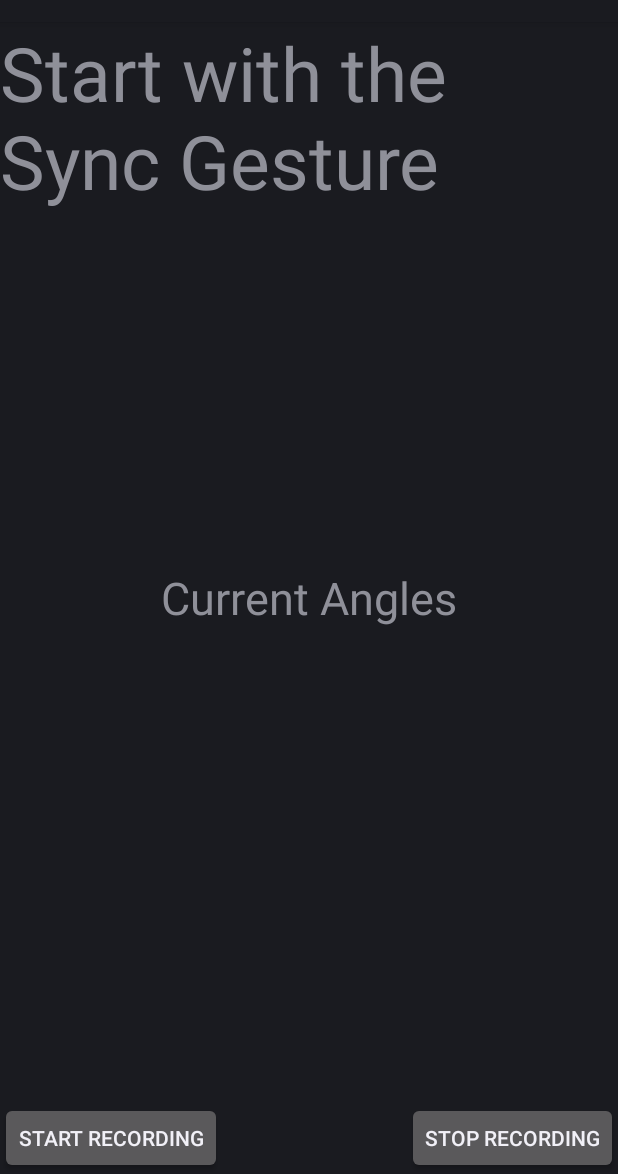
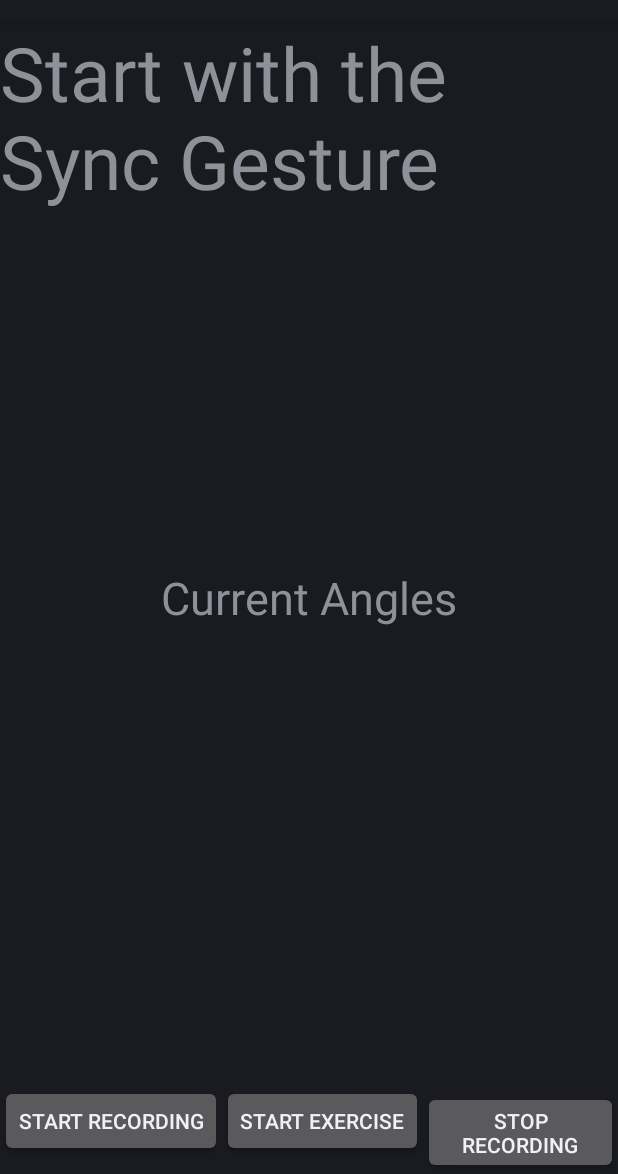
Before and after one commit to mathieu-wang/Myo_Workout_Monitor, an Android app: the screen it shows after launch (MainActivity), on a phone screen of 412 x 824 dp, the part 62-1236 px from its top. Run offline under Robolectric (Android 15) with nearby library versions, the phone set to English and light mode, and no system bars; libraries missing offline, so code that uses them is left out: com.thalmic.myo; 3 statements that could not run were skipped.

Commit message:
Missing finite machine

```diff
--- a/WorkoutMonitor/src/main/java/com/myoworkoutmonitor/android/workoutmonitor/MainActivity.java
+++ b/WorkoutMonitor/src/main/java/com/myoworkoutmonitor/android/workoutmonitor/MainActivity.java
@@ -51,6 +51,10 @@ public class MainActivity extends Activity {
     private float maxPitch = Float.MIN_VALUE;
     private float minPitch = Float.MAX_VALUE;
     private boolean isRecording = false;
+    private boolean isStarted = false;
+
+    private boolean maxReached = false;
+    private boolean minReached = false;
 
     // Classes that inherit from AbstractDeviceListener can be used to receive events from Myo devices.
     // If you do not override an event, the default behavior is to do nothing.
@@ -102,6 +106,9 @@ public class MainActivity extends Activity {
             float pitch = (float) Math.toDegrees(Quaternion.pitch(rotation));
             float yaw = (float) Math.toDegrees(Quaternion.yaw(rotation));
 
+            int numberRepeat = 0;
+
+
             // Adjust roll and pitch for the orientation of the Myo on the arm.
             if (mXDirection == XDirection.TOWARD_ELBOW) {
                 roll *= -1;
@@ -127,6 +134,14 @@ public class MainActivity extends Activity {
                 String[] data_array = data.split(",");
                 savedMax = Float.parseFloat(data_array[0].replace(" ", ""));
                 savedMin = Float.parseFloat(data_array[1].replace(" ", ""));
+
+
+                if (numberRepeat <= 10 && isStarted) {
+                    if (numberRepeat == 10) {
+                        isStarted = false;
+                    }
+                    if (isValid(pitch, savedMax, savedMin)) numberRepeat++;
+                }
             }
 
 
@@ -201,6 +216,8 @@ public class MainActivity extends Activity {
 
         final Button startRecordingButton = (Button) findViewById(R.id.start_recording);
         final Button stopRecordingButton = (Button) findViewById(R.id.stop_recording);
+        final Button startExerciseButton = (Button) findViewById(R.id.start_exercise);
+
         startRecordingButton.setOnClickListener(new View.OnClickListener() {
             public void onClick(View v) {
                 // Start Recording
@@ -215,6 +232,13 @@ public class MainActivity extends Activity {
                 isRecording = false;
                 String toSave = maxPitch + "," + minPitch;
                 write("Exercise_1", toSave);
+            }
+        });
+
+        startExerciseButton.setOnClickListener(new View.OnClickListener() {
+            public void onClick(View v) {
+                // Stop Recording
+                isStarted = true;
             }
         });
 
@@ -334,4 +358,26 @@ public class MainActivity extends Activity {
         }
         return response;
     }
+
+    public boolean isValid(float pitch, float savedMax, float savedMin) {
+        boolean valid = false;
+        float validMaxMinimun = savedMax * 0.8f;
+        float validMaxMaximun = savedMax * 1.2f;
+
+        float validMinMinimun = savedMin * 0.8f;
+        float validMinMaximun = savedMin * 1.2f;
+
+        boolean withinMaxAcceptable = false;
+        boolean withinMinAcceptable = false;
+        if( pitch > validMaxMinimun && pitch < validMaxMinimun) withinMaxAcceptable = true;
+        if( pitch > validMinMinimun && pitch < validMinMaximun) withinMinAcceptable = true;
+
+        // maxReached minReached
+
+        if (withinMaxAcceptable && minReached) {
+
+        }
+
+        return valid;
+    }
 }
--- a/WorkoutMonitor/src/main/res/layout/activity_workoutmonitor.xml
+++ b/WorkoutMonitor/src/main/res/layout/activity_workoutmonitor.xml
@@ -23,7 +23,11 @@
         android:layout_height="wrap_content"
         android:layout_gravity="center"
         tools:ignore="SpUsage"/>
-
+    <LinearLayout
+        android:layout_width="fill_parent"
+        android:layout_height="wrap_content"
+        android:layout_gravity="bottom"
+        >
     <Button
         android:layout_width="wrap_content"
         android:layout_height="wrap_content"
@@ -34,8 +38,17 @@
     <Button
         android:layout_width="wrap_content"
         android:layout_height="wrap_content"
+        android:text="Start Exercise"
+        android:id="@+id/start_exercise"
+        android:layout_gravity="center|bottom" />
+
+    <Button
+        android:layout_width="wrap_content"
+        android:layout_height="wrap_content"
         android:text="Stop Recording"
         android:id="@+id/stop_recording"
         android:layout_gravity="right|bottom" />
 
+    </LinearLayout>
+
 </FrameLayout>
```
